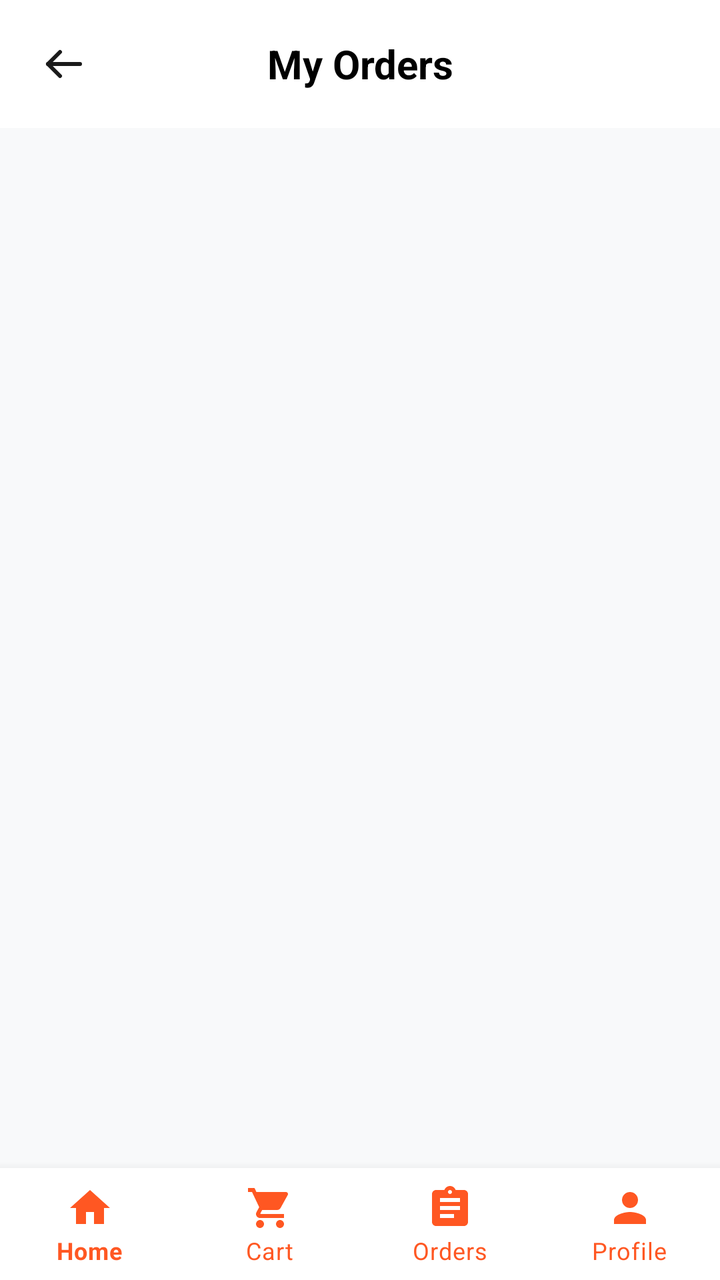
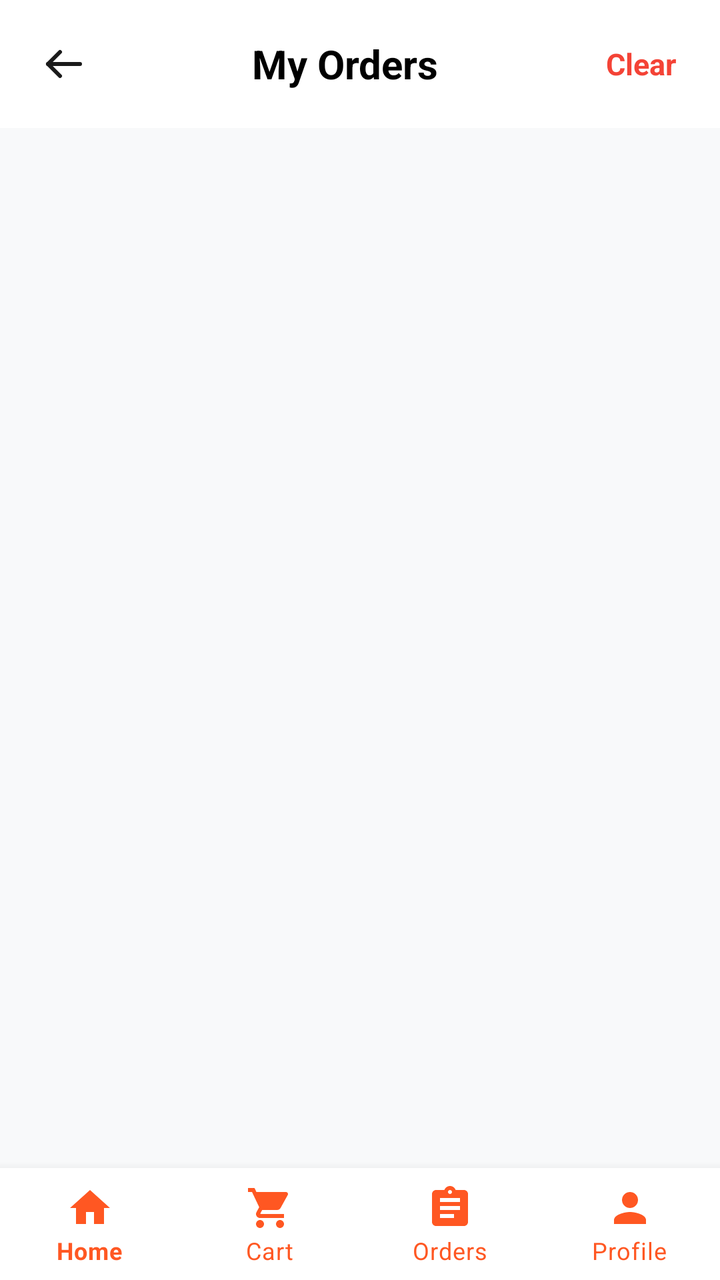

The first picture is an Android layout as it rendered before a commit; the second is the same layout after the commit. The layout source and the unified diff follow.
<!-- AndroidManifest.xml: application theme Theme.BakeBlissBakery -->
<!-- res/layout/activity_myorder.xml -->
<?xml version="1.0" encoding="utf-8"?>
<androidx.constraintlayout.widget.ConstraintLayout xmlns:android="http://schemas.android.com/apk/res/android"
    xmlns:app="http://schemas.android.com/apk/res-auto"
    xmlns:tools="http://schemas.android.com/tools"
    android:id="@+id/main_orders_layout"
    android:layout_width="match_parent"
    android:layout_height="match_parent"
    android:background="#F8F9FA">

    
    <LinearLayout
        android:id="@+id/textView5"
        android:layout_width="match_parent"
        android:layout_height="wrap_content"
        android:orientation="horizontal"
        android:gravity="center_vertical"
        android:paddingHorizontal="12dp"
        android:paddingVertical="12dp"
        android:background="@color/white"
        app:layout_constraintTop_toTopOf="parent">

        <ImageView
            android:id="@+id/btnBackOrders"
            android:layout_width="40dp"
            android:layout_height="40dp"
            android:src="@drawable/ic_back_arrow"
            android:padding="8dp"
            android:background="?attr/selectableItemBackgroundBorderless"
            android:clickable="true"
            android:focusable="true"
            android:contentDescription="Back" />

        <TextView
            android:layout_width="0dp"
            android:layout_weight="1"
            android:layout_height="wrap_content"
            android:text="My Orders"
            android:textAlignment="center"
            android:textSize="20sp"
            android:textStyle="bold"
            android:textColor="@color/black"
            android:layout_marginEnd="40dp" />
    </LinearLayout>

    <androidx.recyclerview.widget.RecyclerView
        android:id="@+id/rvOrders"
        android:layout_width="match_parent"
        android:layout_height="0dp"
        android:clipToPadding="false"
        android:paddingHorizontal="20dp"
        android:paddingTop="10dp"
        app:layout_constraintTop_toBottomOf="@id/textView5"
        app:layout_constraintBottom_toTopOf="@id/bottom_navigation"/>

    <LinearLayout
        android:id="@+id/layoutEmptyOrders"
        android:layout_width="match_parent"
        android:layout_height="wrap_content"
        android:orientation="vertical"
        android:gravity="center"
        android:visibility="gone"
        app:layout_constraintTop_toTopOf="parent"
        app:layout_constraintBottom_toTopOf="@id/bottom_navigation">

        <TextView
            android:layout_width="wrap_content"
            android:layout_height="wrap_content"
            android:text="📦"
            android:textSize="60sp"/>

        <TextView
            android:layout_width="wrap_content"
            android:layout_height="wrap_content"
            android:text="No orders yet!"
            android:textSize="20sp"
            android:textStyle="bold"
            android:textColor="@color/black"
            android:layout_marginTop="10dp"/>

        <TextView
            android:layout_width="wrap_content"
            android:layout_height="wrap_content"
            android:text="Looks like you haven't placed any orders."
            android:textSize="14sp"
            android:textColor="#757575"
            android:layout_marginTop="5dp"/>
    </LinearLayout>

    <com.google.android.material.bottomnavigation.BottomNavigationView
        android:id="@+id/bottom_navigation"
        android:layout_width="match_parent"
        android:layout_height="wrap_content"
        android:background="@color/white"
        app:itemIconTint="#FF5722"
        app:itemTextColor="#FF5722"
        app:labelVisibilityMode="labeled"
        app:layout_constraintBottom_toBottomOf="parent"
        app:menu="@menu/bottom_nav_menu" />

</androidx.constraintlayout.widget.ConstraintLayout>
<!-- resources referenced by this layout -->
<resources>
  <color name="black">#FF000000</color>
  <color name="white">#FFFFFFFF</color>
  <!-- drawable ic_back_arrow (drawable) -->
  <vector xmlns:android="http://schemas.android.com/apk/res/android"
      android:width="24dp"
      android:height="24dp"
      android:viewportWidth="24"
      android:viewportHeight="24">
      <path
          android:fillColor="@android:color/transparent"
          android:pathData="M20,12L4,12"
          android:strokeWidth="2"
          android:strokeColor="#1A1A1A"
          android:strokeLineCap="round"
          android:strokeLineJoin="round"/>
      <path
          android:fillColor="@android:color/transparent"
          android:pathData="M10,18l-6,-6 6,-6"
          android:strokeWidth="2"
          android:strokeColor="#1A1A1A"
          android:strokeLineCap="round"
          android:strokeLineJoin="round"/>
  </vector>
  <style name="Theme.BakeBlissBakery" parent="Theme.MaterialComponents.Light.NoActionBar">
          <item name="colorPrimary">@color/colorPrimary</item>
          <item name="colorPrimaryDark">@color/colorPrimaryDark</item>
          <item name="colorAccent">@color/colorAccent</item>
          <item name="android:statusBarColor">@color/white</item>
          <item name="android:windowLightStatusBar">true</item>
      </style>
  <color name="colorPrimary">#FF4B1F</color>
  <color name="colorPrimaryDark">#D84315</color>
  <color name="colorAccent">#FF5722</color>
</resources>

<!-- the commit's change to res/layout/activity_myorder.xml (unified diff, before → after) -->
@@ -38,8 +38,21 @@
             android:textAlignment="center"
             android:textSize="20sp"
             android:textStyle="bold"
-            android:textColor="@color/black"
-            android:layout_marginEnd="40dp" />
+            android:textColor="@color/black" />
+
+        <TextView
+            android:id="@+id/btnClearOrders"
+            android:layout_width="wrap_content"
+            android:layout_height="wrap_content"
+            android:text="Clear"
+            android:textColor="#F44336"
+            android:textSize="15sp"
+            android:textStyle="bold"
+            android:paddingHorizontal="10dp"
+            android:paddingVertical="6dp"
+            android:background="?attr/selectableItemBackgroundBorderless"
+            android:clickable="true"
+            android:focusable="true" />
     </LinearLayout>
 
     <androidx.recyclerview.widget.RecyclerView
